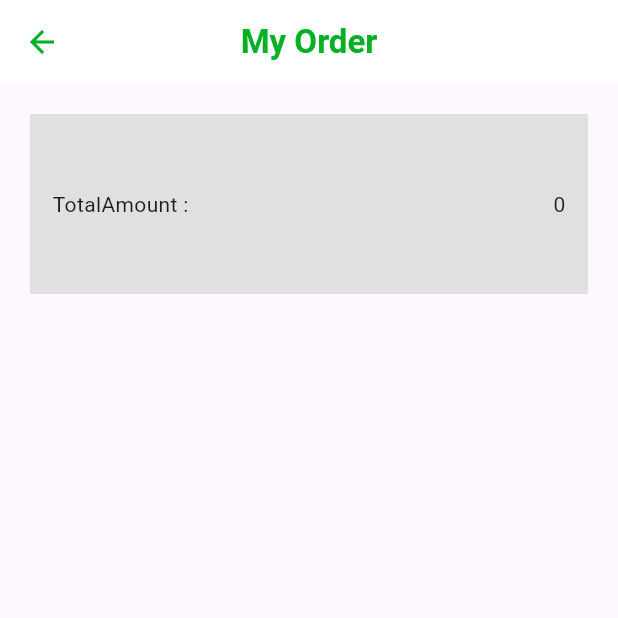
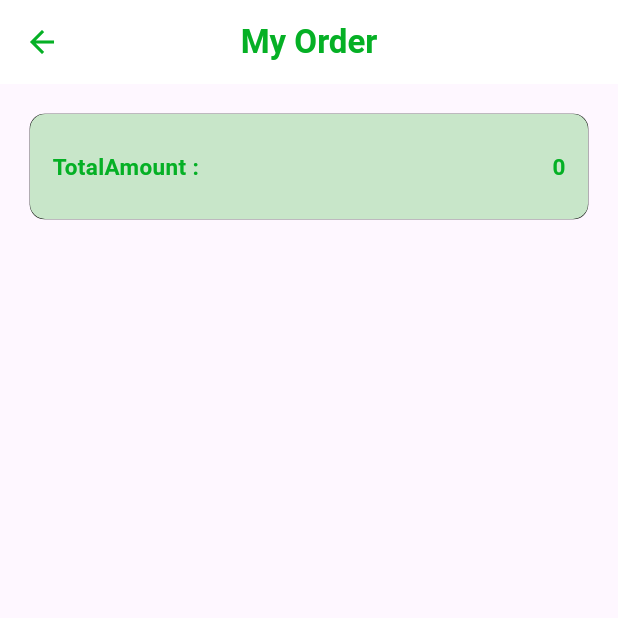
Before and after one commit to khushibhadani22/Food_App_, a Flutter app: the CartPage screen opened by its route, on a phone screen of 412 x 824 dp, the top half of it. Run offline on Flutter 3.47's test engine with Material 2 defaults, Android fonts, the phone set to English and light mode, and no system bars; our stand-ins replace firebase_auth, firebase_core, get, google_sign_in; accounts and stored records are empty.

Commit message:
done by half

```diff
--- a/lib/view/screens/CartPage.dart
+++ b/lib/view/screens/CartPage.dart
@@ -12,9 +12,14 @@ class CartPage extends StatelessWidget {
     return Scaffold(
       resizeToAvoidBottomInset: false,
       appBar: AppBar(
-        leading: const Icon(
+        leading: GestureDetector(
+          onTap: () {
+            Navigator.pop(context);
+          },
+          child: const Icon(
             Icons.arrow_back,
             color: Color(0xff05B025),
+          ),
         ),
         title: const Text(
           "My Order",
@@ -24,7 +29,13 @@ class CartPage extends StatelessWidget {
         centerTitle: true,
         backgroundColor: Colors.white,
       ),
-      body: Obx(() => ListView(
+      body: Stack(
+        alignment: Alignment.bottomCenter,
+        children: [
+          Obx(() => SingleChildScrollView(
+                physics: const BouncingScrollPhysics(),
+                child: Column(
+                  mainAxisAlignment: MainAxisAlignment.spaceBetween,
                   children: [
                     ...CartController.cartItems
                         .map((food) => Card(
@@ -40,7 +51,8 @@ class CartPage extends StatelessWidget {
                                   children: [
                                     Container(
                                       decoration: BoxDecoration(
-                                    borderRadius: BorderRadius.circular(15),
+                                          borderRadius:
+                                              BorderRadius.circular(15),
                                           image: DecorationImage(
                                               fit: BoxFit.cover,
                                               image: NetworkImage(food.image))),
@@ -51,8 +63,10 @@ class CartPage extends StatelessWidget {
                                       width: 20,
                                     ),
                                     Column(
-                                mainAxisAlignment: MainAxisAlignment.start,
-                                crossAxisAlignment: CrossAxisAlignment.start,
+                                      mainAxisAlignment:
+                                          MainAxisAlignment.start,
+                                      crossAxisAlignment:
+                                          CrossAxisAlignment.start,
                                       children: [
                                         Text(food.name,
                                             style: const TextStyle(
@@ -62,7 +76,8 @@ class CartPage extends StatelessWidget {
                                           height: 40,
                                           width: 110,
                                           decoration: BoxDecoration(
-                                      borderRadius: BorderRadius.circular(8),
+                                            borderRadius:
+                                                BorderRadius.circular(8),
                                             color: Colors.green.shade100,
                                           ),
                                           child: Row(
@@ -72,7 +87,8 @@ class CartPage extends StatelessWidget {
                                             children: [
                                               IconButton(
                                                   onPressed: () {
-                                              cartController.decreaseQuantity(
+                                                    cartController
+                                                        .decreaseQuantity(
                                                             foodProduct: food);
                                                   },
                                                   icon: const Icon(
@@ -110,7 +126,8 @@ class CartPage extends StatelessWidget {
                                             width: 110,
                                             decoration: BoxDecoration(
                                               color: Colors.green.shade100,
-                                        borderRadius: BorderRadius.circular(8),
+                                              borderRadius:
+                                                  BorderRadius.circular(8),
                                             ),
                                             child: const Center(
                                                 child: Text(
@@ -130,20 +147,42 @@ class CartPage extends StatelessWidget {
                         .toList(),
                     Container(
                       width: double.infinity,
-                height: 120,
-                color: Colors.grey.shade300,
+                      height: 70,
+                      decoration: BoxDecoration(
+                          color: Colors.green.shade100,
+                          boxShadow: const [
+                            BoxShadow(
+                              spreadRadius: 0.2,
+                            )
+                          ],
+                          borderRadius: BorderRadius.circular(10)),
                       margin: const EdgeInsets.all(20),
                       padding: const EdgeInsets.all(15),
                       child: Row(
                         children: [
-                    const Text("TotalAmount :"),
+                          const Text(
+                            "TotalAmount :",
+                            style: TextStyle(
+                                color: Color(0xff05B025),
+                                fontWeight: FontWeight.bold,
+                                fontSize: 15),
+                          ),
                           const Spacer(),
-                    Text(cartController.totalAmount.toString()),
+                          Text(
+                            cartController.totalAmount.toString(),
+                            style: const TextStyle(
+                                color: Color(0xff05B025),
+                                fontWeight: FontWeight.bold,
+                                fontSize: 15),
+                          ),
                         ],
                       ),
                     ),
                   ],
+                ),
               )),
+        ],
+      ),
     );
   }
 }
```
Also changed, not shown: lib/controller/ButtonController.dart (added, +16 -0 lines), lib/modal/Global.dart (+42 -0 lines), lib/view/screens/FavPage.dart (+18 -55 lines), lib/view/screens/homePage.dart (+68 -84 lines), lib/view/screens/main_page_view.dart (added, +41 -0 lines). Lines whose indentation alone changed are shown as unchanged.
